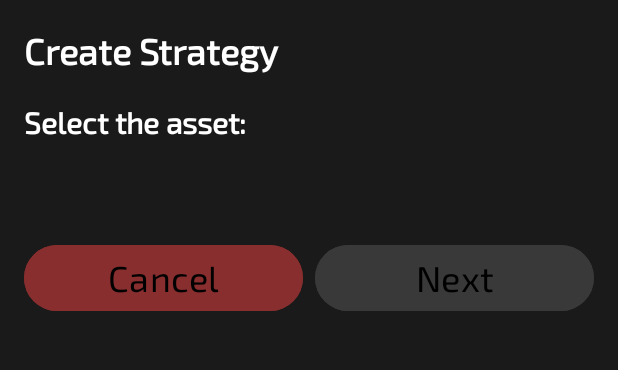
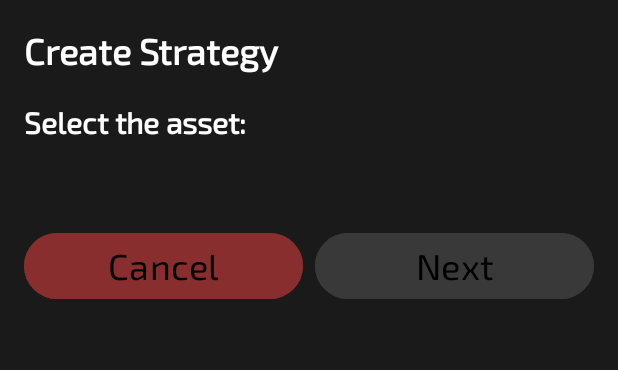
Before and after one commit to Tyche-App-Development/Tyche-App, an Android app: the layout fragment_create_strategy_page.xml on its own in the app's theme, with its tools: preview values and no code run, on a phone screen of 412 x 824 dp, the part 132-502 px from its top. Run offline under Robolectric (Android 15) with nearby library versions, the phone set to English and light mode, and no system bars.

```diff
--- a/app/src/main/res/layout/fragment_create_strategy_page.xml
+++ b/app/src/main/res/layout/fragment_create_strategy_page.xml
@@ -75,7 +75,7 @@
                     android:layout_height="wrap_content"
                     android:gravity="center_horizontal"
                     android:orientation="horizontal"
-                    android:layout_marginTop="24dp"
+                    android:layout_marginTop="16dp"
                     android:layout_marginBottom="90dp">
                     <Button
                         android:id="@+id/cancelButton"
```
